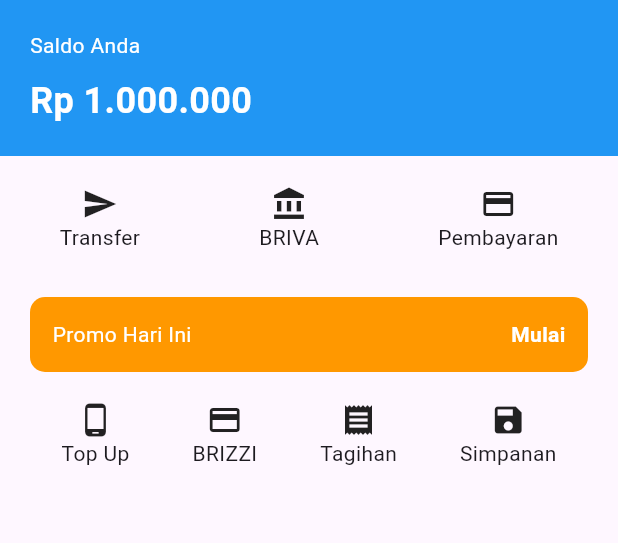
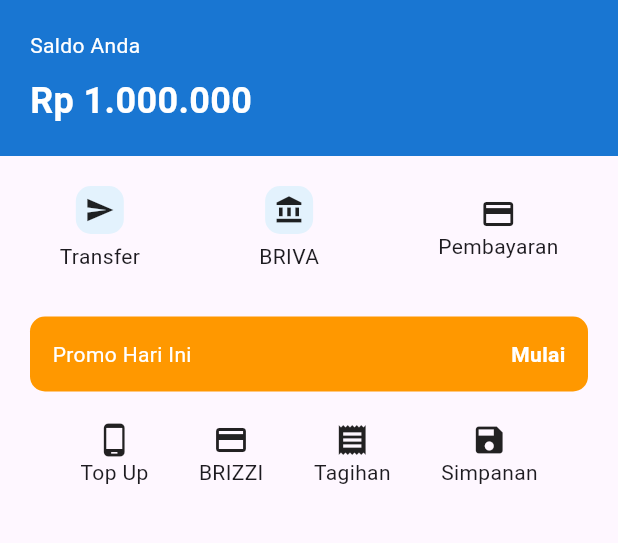
Before and after one commit to Mahrus88/brimo_app, a Flutter app: the screen it shows after launch, on a phone screen of 412 x 824 dp, the part 84-627 px from its top. Run offline on Flutter 3.47's test engine with Material 3 defaults, Android fonts, the phone set to English and light mode, and no system bars.

Commit message:
upgrade UI sedikit biar lebih rapi

```diff
--- a/lib/main.dart
+++ b/lib/main.dart
@@ -22,13 +22,14 @@
         title: Text("BRImo"),
         backgroundColor: Colors.blue,
       ),
-      body: Column(
+        body: SingleChildScrollView(
+          child: Column(
         children: [
           // 🔵 SALDO
           Container(
             width: double.infinity,
             padding: EdgeInsets.all(20),
-            color: Colors.blue,
+            color: Colors.blue[700],
             child: Column(
               crossAxisAlignment: CrossAxisAlignment.start,
               children: [
@@ -57,13 +58,29 @@
             children: [
               Column(
                 children: [
-                  Icon(Icons.send),
+                  Container(
+                    padding: EdgeInsets.all(6),
+                    decoration: BoxDecoration(
+                      color: Colors.blue[50],
+                      borderRadius: BorderRadius.circular(10),
+                    ),
+                    child: Icon(Icons.send, size: 20),
+                  ),
+                  SizedBox(height: 5),
                   Text("Transfer"),
                 ],
               ),
               Column(
                 children: [
-                  Icon(Icons.account_balance),
+                  Container(
+                    padding: EdgeInsets.all(6),
+                    decoration: BoxDecoration(
+                      color: Colors.blue[50],
+                      borderRadius: BorderRadius.circular(10),
+                    ),
+                    child: Icon(Icons.account_balance, size: 20),
+                  ),
+                  SizedBox(height: 5),
                   Text("BRIVA"),
                 ],
               ),
@@ -104,7 +121,7 @@
           Padding(
             padding: EdgeInsets.symmetric(horizontal: 20),
             child: Row(
-              mainAxisAlignment: MainAxisAlignment.spaceAround,
+              mainAxisAlignment: MainAxisAlignment.spaceEvenly,
               children: [
                 Column(
                   children: [
@@ -135,6 +152,7 @@
           ),
         ],
       ),
+        ),
     );
   }
 }
```
